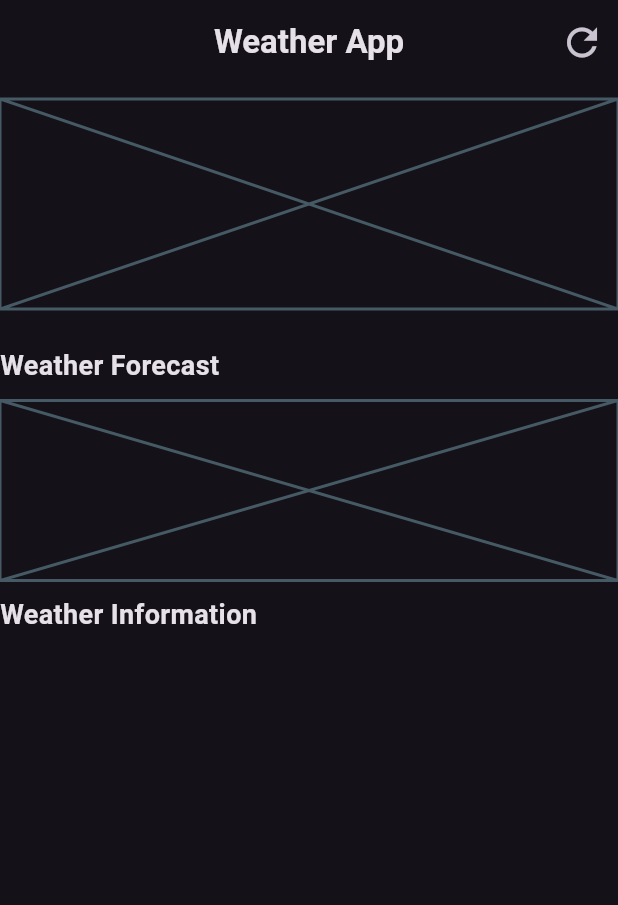
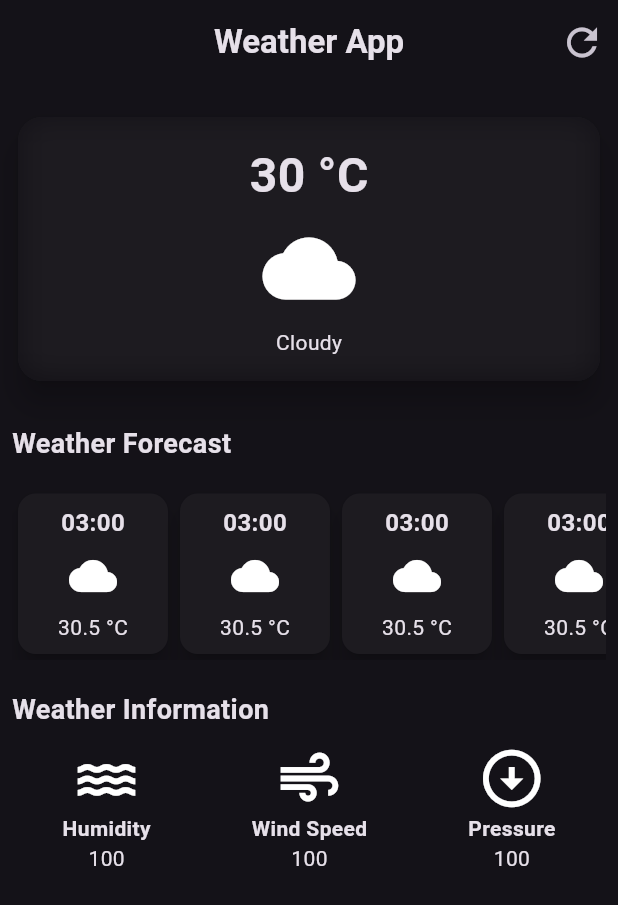
Before and after one commit to harikris001/weather_app, a Flutter app: the screen it shows after launch, on a phone screen of 412 x 824 dp. Shown: the top 905 px of the screen. Run offline on Flutter 3.47's test engine with Material 2 defaults, Android fonts, the phone set to English and light mode, and no system bars.

Commit message:
Ui Designing

```diff
--- /dev/null
+++ b/lib/weather_forecast_card.dart
@@ -0,0 +1,43 @@
+import 'package:flutter/material.dart';
+
+class WeatherForecastItem extends StatelessWidget {
+  const WeatherForecastItem({
+    super.key,
+  });
+
+  @override
+  Widget build(BuildContext context) {
+    return Card(
+      elevation: 6,
+      child: Container(
+        width: 100,
+        padding: EdgeInsets.all(8.0),
+        decoration: BoxDecoration(
+          borderRadius: BorderRadius.circular(12),
+        ),
+        child: Column(
+          children: [
+            Text(
+              '03:00',
+              style: TextStyle(
+                fontWeight: FontWeight.bold,
+                fontSize: 16,
+              ),
+            ),
+            SizedBox(
+              height: 8,
+            ),
+            Icon(
+              Icons.cloud,
+              size: 32,
+            ),
+            SizedBox(
+              height: 8,
+            ),
+            Text('30.5 °C'),
+          ],
+        ),
+      ),
+    );
+  }
+}
--- a/lib/weather_screen.dart
+++ b/lib/weather_screen.dart
@@ -1,4 +1,7 @@
+import 'dart:ui';
+
 import 'package:flutter/material.dart';
+import 'package:weather_app/weather_forecast_card.dart';
 
 class WeatherScreen extends StatelessWidget {
   const WeatherScreen({super.key});
@@ -25,48 +28,147 @@ class WeatherScreen extends StatelessWidget {
             )
           ],
         ),
-        body: const Column(
-          crossAxisAlignment: CrossAxisAlignment.start,
+        body: Padding(
+          padding: EdgeInsets.all(8.0),
+          child: Column(
+            mainAxisAlignment: MainAxisAlignment.start,
             children: [
               SizedBox(
                 height: 10,
               ),
-            Placeholder(
-              fallbackHeight: 140,
+              SizedBox(
+                width: double.infinity,
+                child: Card(
+                  elevation: 8,
+                  shape: RoundedRectangleBorder(
+                    borderRadius: BorderRadius.circular(16),
+                  ),
+                  child: ClipRRect(
+                    borderRadius: BorderRadius.circular(16),
+                    child: BackdropFilter(
+                      filter: ImageFilter.blur(
+                        sigmaX: 10,
+                        sigmaY: 10,
+                      ),
+                      child: const Padding(
+                        padding: EdgeInsets.all(16.0),
+                        child: Column(
+                          children: [
+                            Text(
+                              '30 °C',
+                              style: TextStyle(
+                                fontSize: 32,
+                                fontWeight: FontWeight.bold,
+                              ),
                             ),
                             SizedBox(
+                              height: 8,
+                            ),
+                            Icon(
+                              Icons.cloud,
+                              size: 62,
+                            ),
+                            SizedBox(
+                              height: 8,
+                            ),
+                            Text('Cloudy'),
+                          ],
+                        ),
+                      ),
+                    ),
+                  ),
+                ),
+              ),
+              const SizedBox(
                 height: 25,
               ),
-            Text(
+              const Align(
+                alignment: Alignment.centerLeft,
+                child: Text(
                   'Weather Forecast',
                   style: TextStyle(
                     fontWeight: FontWeight.bold,
                     fontSize: 18,
                   ),
                 ),
-            SizedBox(
-              height: 10,
               ),
-            Placeholder(
-              fallbackHeight: 120,
+              const SizedBox(
+                height: 16,
               ),
-            SizedBox(
-              height: 10,
+              SingleChildScrollView(
+                scrollDirection: Axis.horizontal,
+                child: Row(
+                  children: [
+                    WeatherForecastItem(),
+                    WeatherForecastItem(),
+                    WeatherForecastItem(),
+                    WeatherForecastItem(),
+                    WeatherForecastItem(),
+                  ],
                 ),
-            Text(
+              ),
+              const SizedBox(
+                height: 20,
+              ),
+              const Align(
+                alignment: Alignment.centerLeft,
+                child: Text(
                   'Weather Information',
                   style: TextStyle(
                     fontWeight: FontWeight.bold,
                     fontSize: 18,
                   ),
                 ),
-            SizedBox(
+              ),
+              const SizedBox(
                 height: 10,
               ),
-            Row(
-              children: [],
+              const Row(
+                mainAxisAlignment: MainAxisAlignment.spaceAround,
+                children: [
+                  Column(
+                    children: [
+                      Icon(
+                        Icons.water,
+                        size: 46,
+                      ),
+                      Text(
+                        'Humidity',
+                        style: TextStyle(fontWeight: FontWeight.bold),
+                      ),
+                      Text('100'),
+                    ],
+                  ),
+                  Column(
+                    children: [
+                      Icon(
+                        Icons.air,
+                        size: 46,
+                      ),
+                      Text(
+                        'Wind Speed',
+                        style: TextStyle(fontWeight: FontWeight.bold),
+                      ),
+                      Text('100'),
+                    ],
+                  ),
+                  Column(
+                    children: [
+                      Icon(
+                        Icons.arrow_circle_down_sharp,
+                        size: 46,
+                      ),
+                      Text(
+                        'Pressure',
+                        style: TextStyle(fontWeight: FontWeight.bold),
+                      ),
+                      Text('100'),
+                    ],
                   ),
                 ],
+              ),
+            ],
+          ),
         ));
   }
 }
```
Lines whose indentation alone changed are shown as unchanged.
